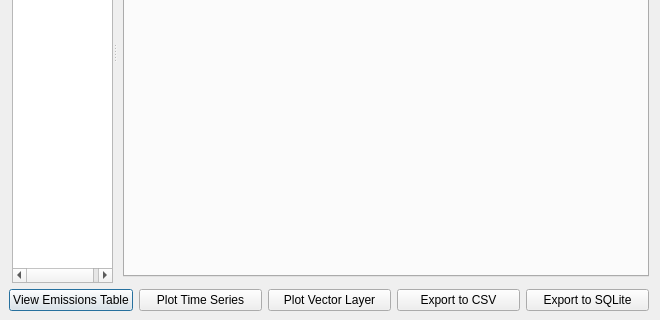
This is open_alaqs/ui/ui_results_analysis.ui in eurocontrol-asu/open_alaqs as Qt 5 draws it before an edit; both pictures show x 0 to 660 and y 333 to 653 of the 660 by 653 pixel window. The edited form follows.
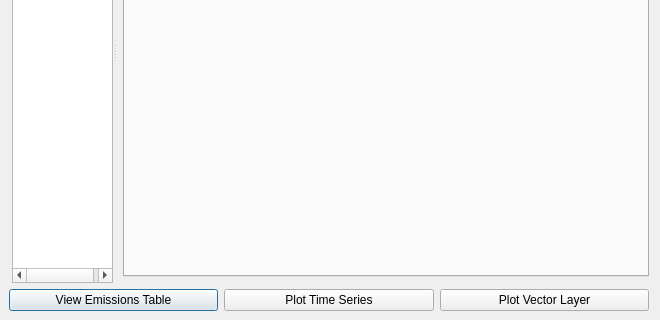
This is the edited form. Icons and pictures are not drawn. Custom widgets are drawn as their Qt base class.

Commit message: Remove the config and buttons for CSV and SQLite export

Diff of the .ui file:
```diff
--- a/open_alaqs/ui/ui_results_analysis.ui
+++ b/open_alaqs/ui/ui_results_analysis.ui
@@ -336,20 +336,6 @@
         </property>
        </widget>
       </item>
-      <item>
-       <widget class="QPushButton" name="toCSVButton">
-        <property name="text">
-         <string>Export to CSV</string>
-        </property>
-       </widget>
-      </item>
-      <item>
-       <widget class="QPushButton" name="toDBButton">
-        <property name="text">
-         <string>Export to SQLite</string>
-        </property>
-       </widget>
-      </item>
      </layout>
     </item>
   </layout>
```
The commit also changes 5 other files.
